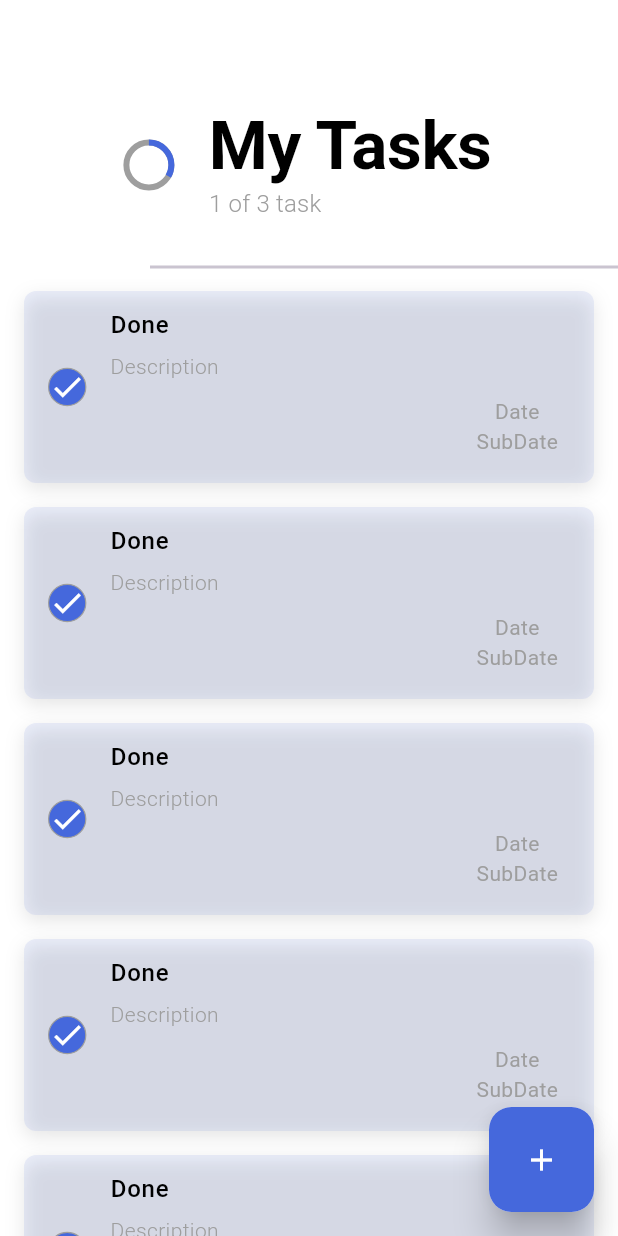
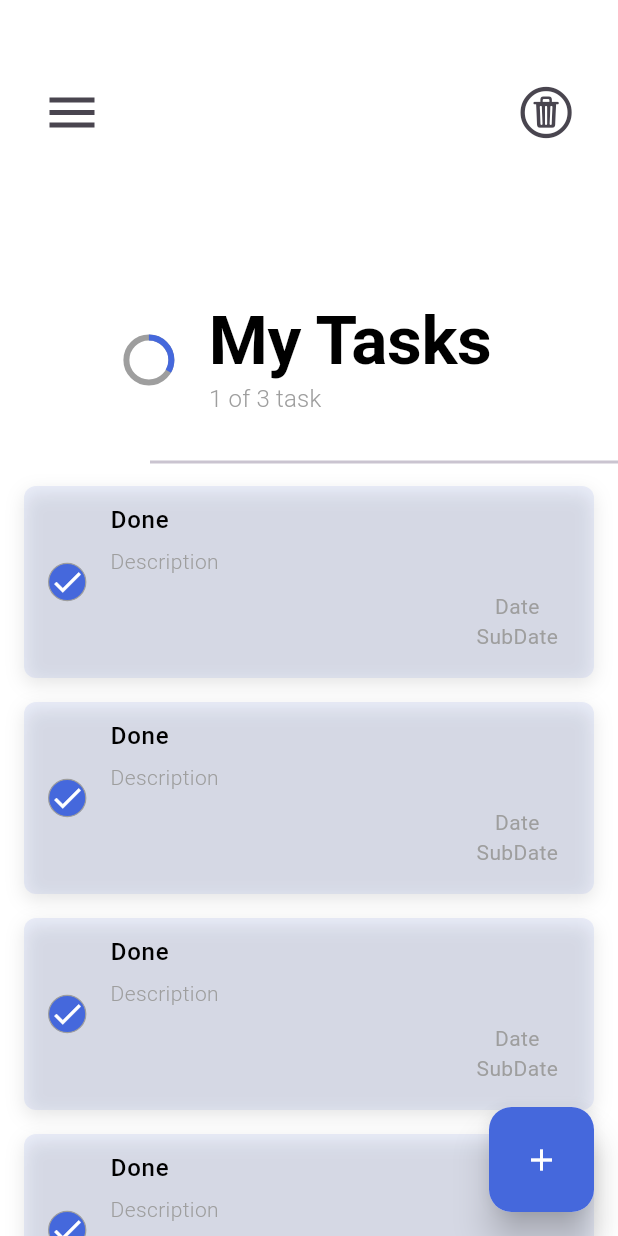
Before and after one commit to yaminmuhammad/todidu, a Flutter app: the screen it shows after launch, on a phone screen of 412 x 824 dp. Run offline on Flutter 3.47's test engine with Material 3 defaults, Android fonts, the phone set to English and light mode, and no system bars; drawn by our look-alikes of flutter_slider_drawer; our stand-ins replace animate_do, lottie.

Commit message:
feat: home app bar button and drawer

```diff
--- /dev/null
+++ b/lib/views/home/components/home_app_bar.dart
@@ -0,0 +1,81 @@
+import 'package:flutter/cupertino.dart';
+import 'package:flutter/material.dart';
+
+class HomeAppBar extends StatefulWidget {
+  const HomeAppBar({super.key});
+
+  @override
+  State<HomeAppBar> createState() => _HomeAppBarState();
+}
+
+class _HomeAppBarState extends State<HomeAppBar>
+    with SingleTickerProviderStateMixin {
+  late AnimationController animationController;
+
+  bool isDrawerOpen = false;
+
+  @override
+  void initState() {
+    animationController =
+        AnimationController(vsync: this, duration: Duration(seconds: 1));
+    super.initState();
+  }
+
+  @override
+  void dispose() {
+    animationController.dispose();
+    super.dispose();
+  }
+
+  void onDrawerToggle() {
+    setState(() {
+      isDrawerOpen = !isDrawerOpen;
+      if (isDrawerOpen) {
+        animationController.forward();
+      } else {
+        animationController.reverse();
+      }
+    });
+  }
+
+  @override
+  Widget build(BuildContext context) {
+    return SizedBox(
+      width: double.infinity,
+      height: 130,
+      child: Padding(
+        padding: const EdgeInsets.only(top: 20),
+        child: Row(
+          mainAxisAlignment: MainAxisAlignment.spaceBetween,
+          children: [
+            Padding(
+              padding: const EdgeInsets.only(
+                left: 20,
+              ),
+              child: IconButton(
+                onPressed: onDrawerToggle,
+                icon: AnimatedIcon(
+                  icon: AnimatedIcons.menu_close,
+                  progress: animationController,
+                  size: 40,
+                ),
+              ),
+            ),
+            Padding(
+              padding: const EdgeInsets.only(
+                right: 20,
+              ),
+              child: IconButton(
+                onPressed: onDrawerToggle,
+                icon: Icon(
+                  CupertinoIcons.trash_circle,
+                  size: 40,
+                ),
+              ),
+            ),
+          ],
+        ),
+      ),
+    );
+  }
+}
--- a/lib/views/home/home_view.dart
+++ b/lib/views/home/home_view.dart
@@ -7,6 +7,7 @@ import 'package:todidu/utils/app_colors.dart';
 import 'package:todidu/utils/app_str.dart';
 import 'package:todidu/utils/constants.dart';
 import 'package:todidu/views/home/components/fab.dart';
+import 'package:todidu/views/home/components/home_app_bar.dart';
 import 'package:todidu/views/home/widget/task_widget.dart';
 
 class HomeView extends StatefulWidget {
@@ -35,7 +36,24 @@ class _HomeViewState extends State<HomeView> {
       floatingActionButton: const Fab(),
 
       // Body
-      body: SizedBox(
+      body: SliderDrawer(
+        // Drawer
+        slider: Container(
+          color: Colors.red,
+        ),
+
+        appBar: const HomeAppBar(),
+
+        // main body
+        child: _buildHomeBody(textTheme),
+      ),
+    );
+  }
+
+  // Home Body
+
+  Widget _buildHomeBody(TextTheme textTheme) {
+    return SizedBox(
       width: double.infinity,
       height: double.infinity,
       child: Column(
@@ -135,9 +153,12 @@ class _HomeViewState extends State<HomeView> {
                       );
                     },
                   )
+
+                // Task List is empty
                 : Column(
                     mainAxisAlignment: MainAxisAlignment.center,
                     children: [
+                      // Lottie animation
                       FadeIn(
                         child: SizedBox(
                           width: 200,
@@ -148,6 +169,8 @@ class _HomeViewState extends State<HomeView> {
                           ),
                         ),
                       ),
+
+                      // sub Text
                       FadeInUp(
                         from: 30,
                         child: const Text(
@@ -159,7 +182,6 @@ class _HomeViewState extends State<HomeView> {
           ),
         ],
       ),
-      ),
     );
   }
 }
```
Lines whose indentation alone changed are shown as unchanged.
